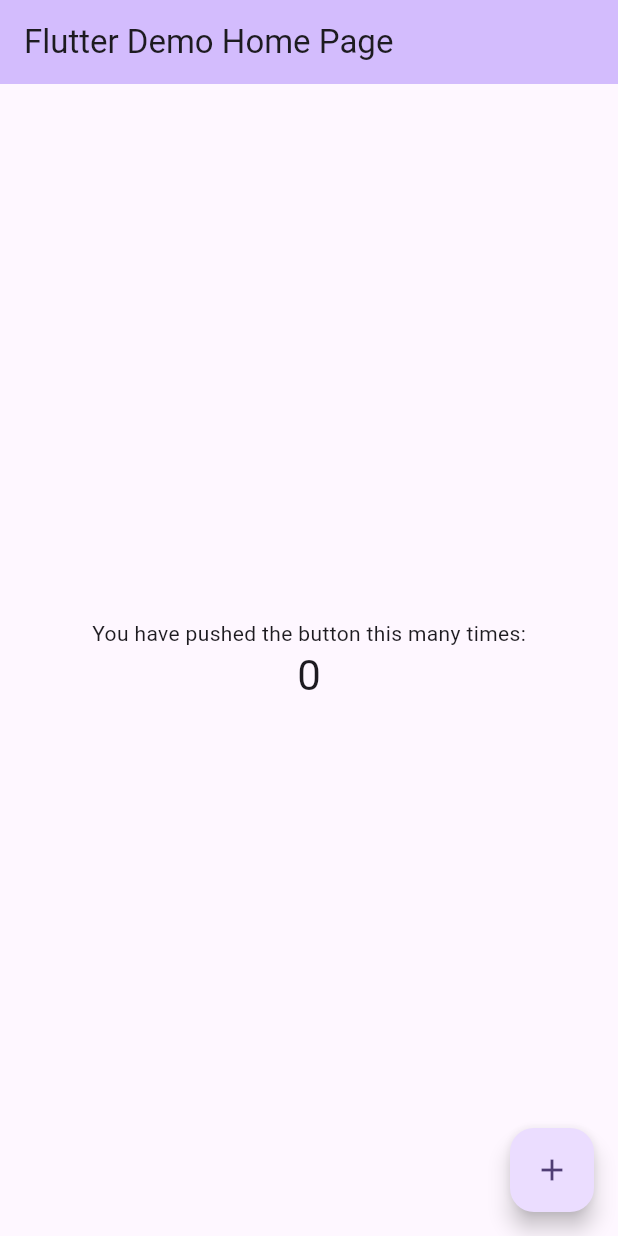
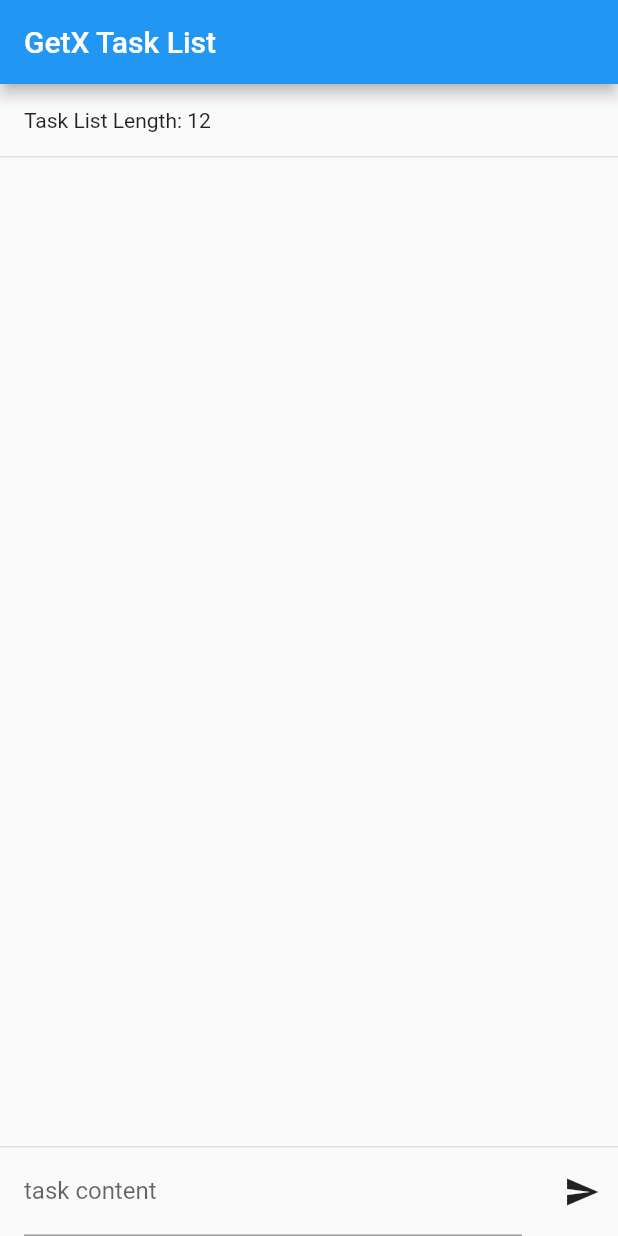
Before and after one commit to webneshin/flutter_learning_getx_state, a Flutter app: the screen it shows after launch, on a phone screen of 412 x 824 dp. Run offline on Flutter 3.47's test engine with Material 2 defaults, Android fonts, the phone set to English and light mode, and no system bars; our stand-ins replace get.

Commit message:
add files

```diff
--- /dev/null
+++ b/lib/data.dart
@@ -0,0 +1,6 @@
+class Task {
+  final int id;
+  final String content;
+
+  Task(this.id, this.content);
+}
--- /dev/null
+++ b/lib/home.dart
@@ -0,0 +1,49 @@
+import 'package:flutter/material.dart';
+import 'package:flutter_learning_getx_state/task_list.dart';
+
+class HomeScreen extends StatelessWidget {
+  const HomeScreen({super.key});
+
+  @override
+  Widget build(BuildContext context) {
+    return Scaffold(
+      appBar: AppBar(
+        title: const Text("GetX Task List"),
+      ),
+      body: Column(
+        crossAxisAlignment: CrossAxisAlignment.stretch,
+        children: [
+          Container(
+            padding: const EdgeInsets.all(16),
+            child: Text('Task List Length: 12'),
+            decoration: BoxDecoration(
+                border: Border(
+                    bottom: BorderSide(
+                        color: Colors.black.withOpacity(0.1), width: 1))),
+          ),
+          Expanded(child: TaskList()),
+          Container(
+            decoration: BoxDecoration(
+                border: Border(
+                    top: BorderSide(
+                        color: Colors.black.withOpacity(0.1), width: 1))),
+            child: Row(
+              children: [
+                Expanded(
+                  child: Container(
+                    padding: const EdgeInsets.only(left: 16, right: 16),
+                    child: TextField(
+                      decoration: const InputDecoration(labelText: 'task content'),
+                      onChanged: (value) {},
+                    ),
+                  ),
+                ),
+                IconButton(onPressed: () {}, icon: const Icon(Icons.send))
+              ],
+            ),
+          )
+        ],
+      ),
+    );
+  }
+}
--- /dev/null
+++ b/lib/home_controller.dart
@@ -0,0 +1,27 @@
+
+import 'package:flutter_learning_getx_state/data.dart';
+import 'package:get/get.dart';
+
+class HomeController extends GetxController {
+  static HomeController get to => Get.find<HomeController>();
+
+  final screenName = 'Home Screen';
+  final tasks = <Task>[].obs;
+  final counter = 0.obs;
+
+  HomeController() {
+    tasks.add(Task(0, 'First Task'));
+  }
+
+  void deleteTask(Task task) {
+    tasks.removeWhere((element) => element.id == task.id);
+  }
+
+  void insertTask(String content) {
+    tasks.add(Task(tasks.length, content));
+  }
+
+  void incrementCounter() {
+    counter.value += 1;
+  }
+}
--- a/lib/main.dart
+++ b/lib/main.dart
@@ -1,4 +1,5 @@
 import 'package:flutter/material.dart';
+import 'package:flutter_learning_getx_state/home.dart';
 
 void main() {
   runApp(const MyApp());
@@ -15,111 +16,16 @@ class MyApp extends StatelessWidget {
       theme: ThemeData(
         // This is the theme of your application.
         //
-        // TRY THIS: Try running your application with "flutter run". You'll see
-        // the application has a blue toolbar. Then, without quitting the app,
-        // try changing the seedColor in the colorScheme below to Colors.green
-        // and then invoke "hot reload" (save your changes or press the "hot
-        // reload" button in a Flutter-supported IDE, or press "r" if you used
-        // the command line to start the app).
-        //
+        // Try running your application with "flutter run". You'll see the
+        // application has a blue toolbar. Then, without quitting the app, try
+        // changing the primarySwatch below to Colors.green and then invoke
+        // "hot reload" (press "r" in the console where you ran "flutter run",
+        // or simply save your changes to "hot reload" in a Flutter IDE).
         // Notice that the counter didn't reset back to zero; the application
-        // state is not lost during the reload. To reset the state, use hot
-        // restart instead.
-        //
-        // This works for code too, not just values: Most code changes can be
-        // tested with just a hot reload.
-        colorScheme: ColorScheme.fromSeed(seedColor: Colors.deepPurple),
-        useMaterial3: true,
+        // is not restarted.
+        primarySwatch: Colors.blue,
       ),
-      home: const MyHomePage(title: 'Flutter Demo Home Page'),
+      home: const HomeScreen(),
     );
   }
 }
-
-class MyHomePage extends StatefulWidget {
-  const MyHomePage({super.key, required this.title});
-
-  // This widget is the home page of your application. It is stateful, meaning
-  // that it has a State object (defined below) that contains fields that affect
-  // how it looks.
-
-  // This class is the configuration for the state. It holds the values (in this
-  // case the title) provided by the parent (in this case the App widget) and
-  // used by the build method of the State. Fields in a Widget subclass are
-  // always marked "final".
-
-  final String title;
-
-  @override
-  State<MyHomePage> createState() => _MyHomePageState();
-}
-
-class _MyHomePageState extends State<MyHomePage> {
-  int _counter = 0;
-
-  void _incrementCounter() {
-    setState(() {
-      // This call to setState tells the Flutter framework that something has
-      // changed in this State, which causes it to rerun the build method below
-      // so that the display can reflect the updated values. If we changed
-      // _counter without calling setState(), then the build method would not be
-      // called again, and so nothing would appear to happen.
-      _counter++;
-    });
-  }
-
-  @override
-  Widget build(BuildContext context) {
-    // This method is rerun every time setState is called, for instance as done
-    // by the _incrementCounter method above.
-    //
-    // The Flutter framework has been optimized to make rerunning build methods
-    // fast, so that you can just rebuild anything that needs updating rather
-    // than having to individually change instances of widgets.
-    return Scaffold(
-      appBar: AppBar(
-        // TRY THIS: Try changing the color here to a specific color (to
-        // Colors.amber, perhaps?) and trigger a hot reload to see the AppBar
-        // change color while the other colors stay the same.
-        backgroundColor: Theme.of(context).colorScheme.inversePrimary,
-        // Here we take the value from the MyHomePage object that was created by
-        // the App.build method, and use it to set our appbar title.
-        title: Text(widget.title),
-      ),
-      body: Center(
-        // Center is a layout widget. It takes a single child and positions it
-        // in the middle of the parent.
-        child: Column(
-          // Column is also a layout widget. It takes a list of children and
-          // arranges them vertically. By default, it sizes itself to fit its
-          // children horizontally, and tries to be as tall as its parent.
-          //
-          // Column has various properties to control how it sizes itself and
-          // how it positions its children. Here we use mainAxisAlignment to
-          // center the children vertically; the main axis here is the vertical
-          // axis because Columns are vertical (the cross axis would be
-          // horizontal).
-          //
-          // TRY THIS: Invoke "debug painting" (choose the "Toggle Debug Paint"
-          // action in the IDE, or press "p" in the console), to see the
-          // wireframe for each widget.
-          mainAxisAlignment: MainAxisAlignment.center,
-          children: <Widget>[
-            const Text(
-              'You have pushed the button this many times:',
-            ),
-            Text(
-              '$_counter',
-              style: Theme.of(context).textTheme.headlineMedium,
-            ),
-          ],
-        ),
-      ),
-      floatingActionButton: FloatingActionButton(
-        onPressed: _incrementCounter,
-        tooltip: 'Increment',
-        child: const Icon(Icons.add),
-      ), // This trailing comma makes auto-formatting nicer for build methods.
-    );
-  }
-}
--- /dev/null
+++ b/lib/task_item.dart
@@ -0,0 +1,21 @@
+import 'package:flutter/material.dart';
+
+import 'data.dart';
+
+class TaskItem extends StatelessWidget {
+  final Task task;
+
+  const TaskItem({super.key, required this.task});
+
+  @override
+  Widget build(BuildContext context) {
+    return Row(
+      children: [
+        Expanded(child: Text(task.content)),
+        //todo Not Implemented
+        IconButton(onPressed: () {}, icon: const Icon(Icons.delete)),
+        IconButton(onPressed: () {}, icon: const Icon(Icons.edit)),
+      ],
+    );
+  }
+}
--- /dev/null
+++ b/lib/task_list.dart
@@ -0,0 +1,15 @@
+import 'package:flutter/cupertino.dart';
+
+class TaskList extends StatelessWidget {
+  @override
+  Widget build(BuildContext context) {
+    //todo Not Implemented
+    return SizedBox(
+      child: ListView.builder(
+        itemCount: 10,
+        padding: const EdgeInsets.fromLTRB(16, 8, 16, 8),
+        itemBuilder: (context, index) => Container(),
+      ),
+    );
+  }
+}
--- a/pubspec.yaml
+++ b/pubspec.yaml
@@ -35,6 +35,7 @@ dependencies:
   # The following adds the Cupertino Icons font to your application.
   # Use with the CupertinoIcons class for iOS style icons.
   cupertino_icons: ^1.0.2
+  get: ^4.6.5
 
 dev_dependencies:
   flutter_test:
```
Also changed, not shown: pubspec.lock.
